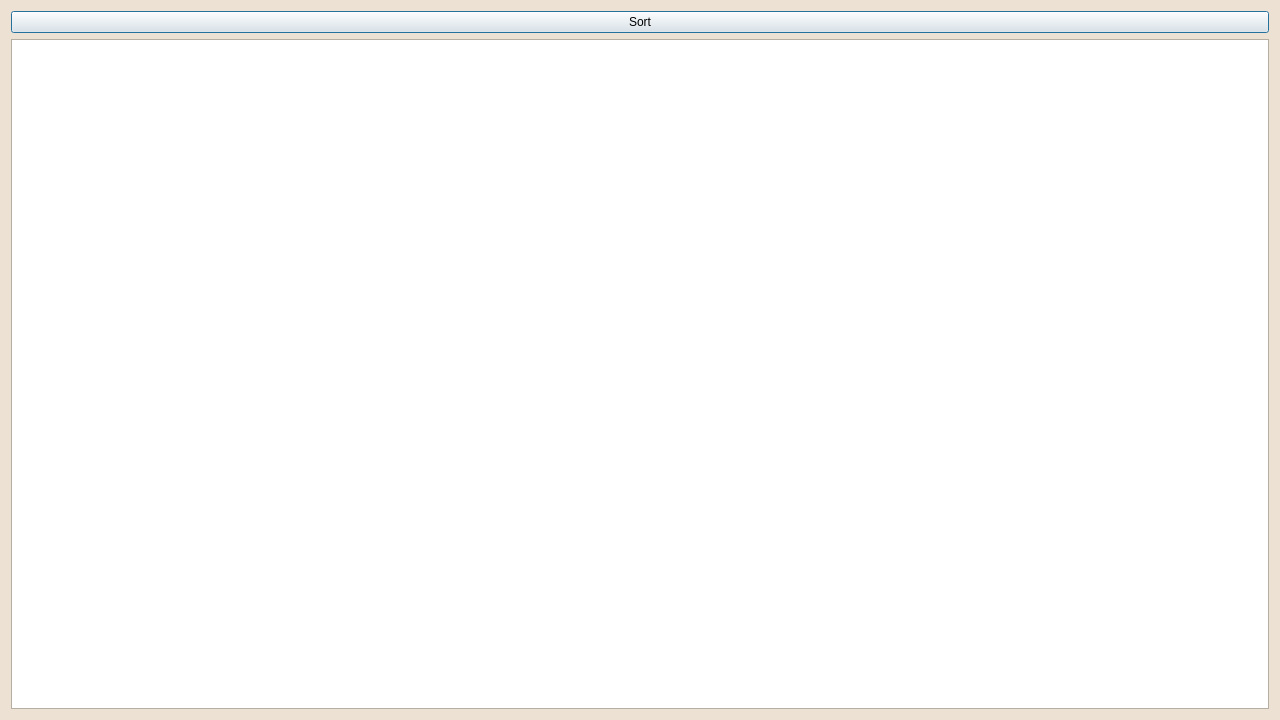
First picture: the form in soldinventoryviewer.ui, repository EtoDrowsy/CS499, before the edit.
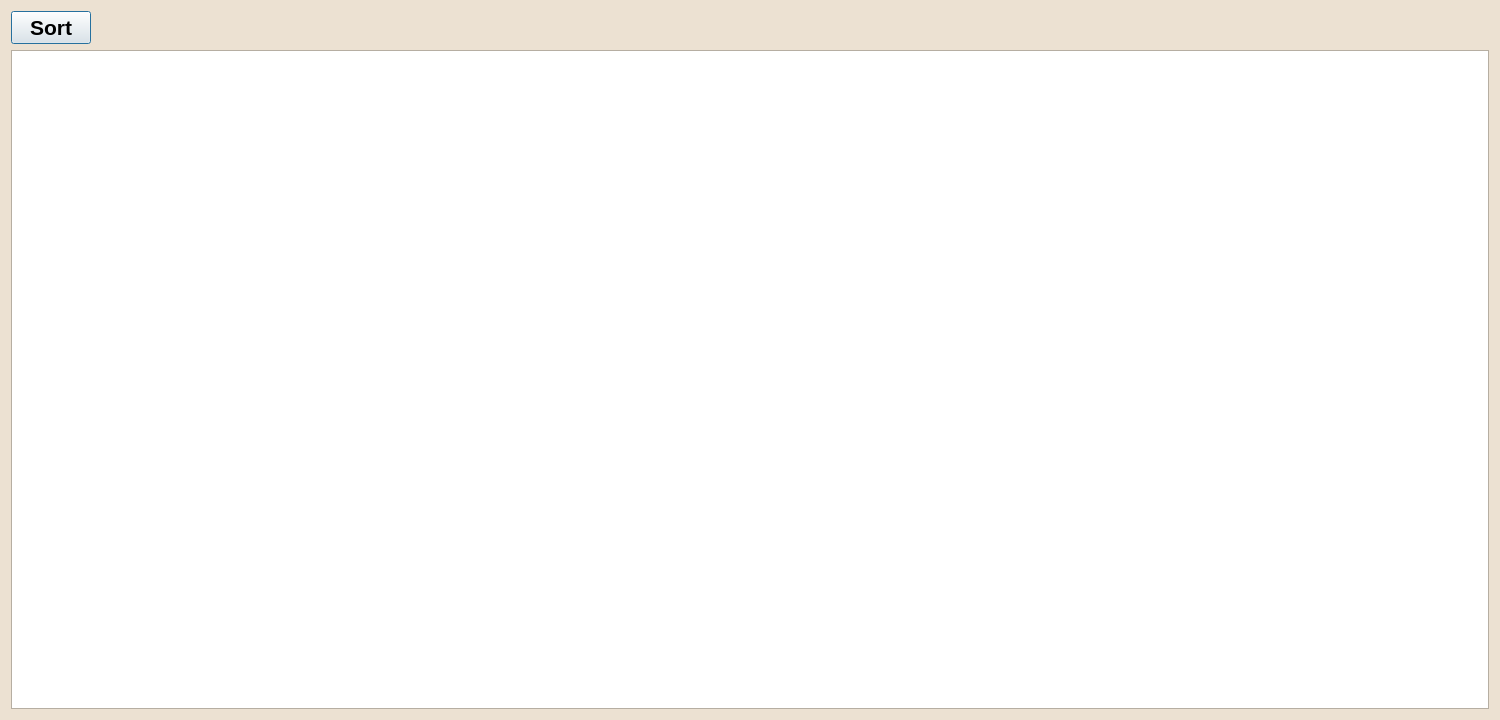
Second picture: the form after the edit.

Commit message: Changed window names

```diff
--- a/soldinventoryviewer.ui
+++ b/soldinventoryviewer.ui
@@ -6,10 +6,16 @@
    <rect>
     <x>0</x>
     <y>0</y>
-    <width>1280</width>
+    <width>1500</width>
     <height>720</height>
    </rect>
   </property>
+  <property name="minimumSize">
+   <size>
+    <width>850</width>
+    <height>0</height>
+   </size>
+  </property>
   <property name="palette">
    <palette>
     <active>
@@ -62,18 +68,44 @@
   <layout class="QGridLayout" name="gridLayout">
    <item row="4" column="0">
     <widget class="QTableWidget" name="tableWidget">
+     <property name="minimumSize">
+      <size>
+       <width>800</width>
+       <height>0</height>
+      </size>
+     </property>
      <property name="maximumSize">
       <size>
        <width>16777215</width>
        <height>700</height>
       </size>
      </property>
+     <property name="font">
+      <font>
+       <pointsize>12</pointsize>
+      </font>
+     </property>
+     <attribute name="verticalHeaderVisible">
+      <bool>false</bool>
+     </attribute>
     </widget>
    </item>
    <item row="0" column="0">
     <layout class="QHBoxLayout" name="horizontalLayout">
-     <item>
+     <item alignment="Qt::AlignmentFlag::AlignLeft">
       <widget class="QPushButton" name="sortButton">
+       <property name="maximumSize">
+        <size>
+         <width>200</width>
+         <height>16777215</height>
+        </size>
+       </property>
+       <property name="font">
+        <font>
+         <pointsize>16</pointsize>
+         <bold>true</bold>
+        </font>
+       </property>
        <property name="text">
         <string>Sort</string>
        </property>
```
Left out of the diff: 2 changed lines with no effect on the pictures. The commit also changes 5 other files.
